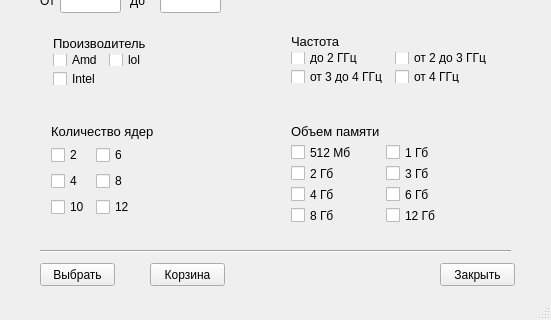
The window that myClient/myclient.ui (deeqi/kurs_pr) describes before a commit, drawn with Qt 5; both pictures show x 0 to 551 and y 144 to 464 of the 551 by 464 pixel window.
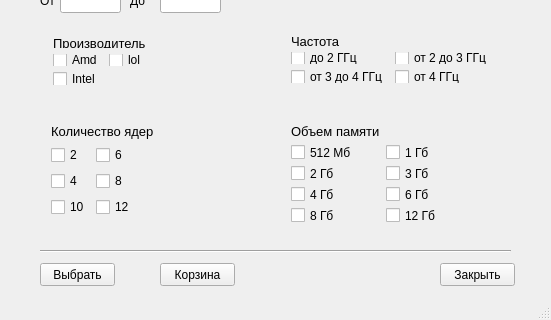
The same window after the commit.

```diff
--- a/myClient/myclient.ui
+++ b/myClient/myclient.ui
@@ -438,7 +438,7 @@
    <widget class="QPushButton" name="pushButton">
     <property name="geometry">
      <rect>
-      <x>150</x>
+      <x>160</x>
       <y>390</y>
       <width>75</width>
       <height>23</height>
```
